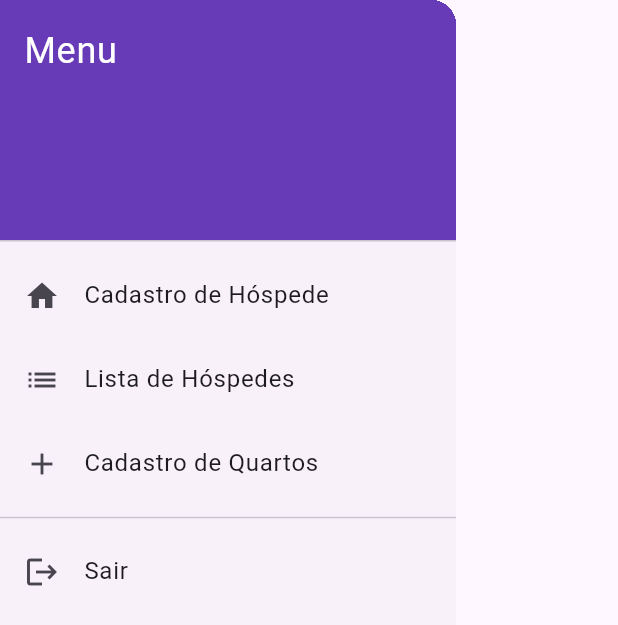
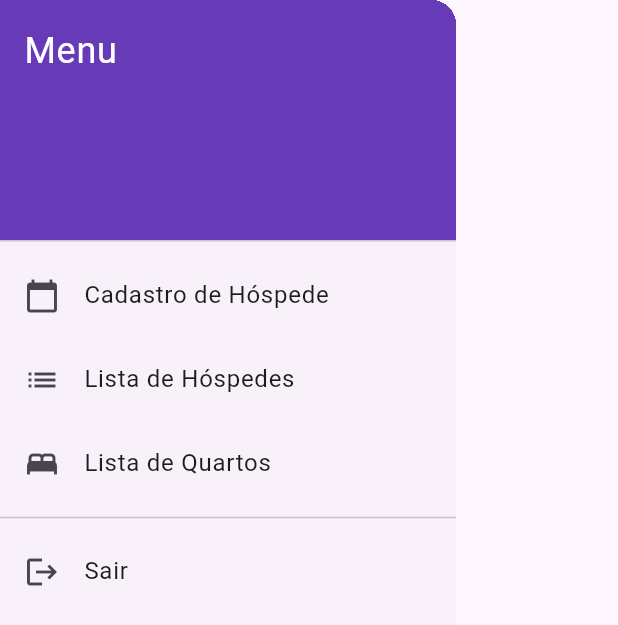
Before and after one commit to KauanMMF/Cinema_Flutter, a Flutter app: the BarraLateral widget shown alone on an empty page, opened directly, on a phone screen of 412 x 824 dp. Shown: the top 625 px of the screen. Run offline on Flutter 3.47's test engine with Material 3 defaults, Android fonts, the phone set to English and light mode, and no system bars; our stand-ins replace shared_preferences; accounts and stored records are empty.

Commit message:
Ajustes pontuais

```diff
--- a/lib/components/barra_lateral.dart
+++ b/lib/components/barra_lateral.dart
@@ -25,7 +25,7 @@ class BarraLateral extends StatelessWidget {
             ),
           ),
           ListTile(
-            leading: const Icon(Icons.home),
+            leading: const Icon(Icons.calendar_today),
             title: const Text('Cadastro de Hóspede'),
             onTap: () {
               Navigator.pushReplacement(
@@ -49,8 +49,8 @@ class BarraLateral extends StatelessWidget {
             },
           ),
           ListTile(
-            leading: const Icon(Icons.add),
-            title: const Text('Cadastro de Quartos'),
+            leading: const Icon(Icons.bed),
+            title: const Text('Lista de Quartos'),
             onTap: () {
               // Implementar futuramente
               ScaffoldMessenger.of(context).showSnackBar(
--- a/lib/pages/login.dart
+++ b/lib/pages/login.dart
@@ -91,7 +91,7 @@ class _LoginUsuarioState extends State<LoginUsuario> {
               crossAxisAlignment: CrossAxisAlignment.stretch,
               children: <Widget>[
                 Icon(
-                  Icons.calendar_today,
+                  Icons.room_service,
                   size: 80,
                   color: Theme.of(context).colorScheme.primary,
                 ),
```
Also changed, not shown: lib/model/hospede_model.dart (renamed from lib/model/hsoepde_model.dart).
